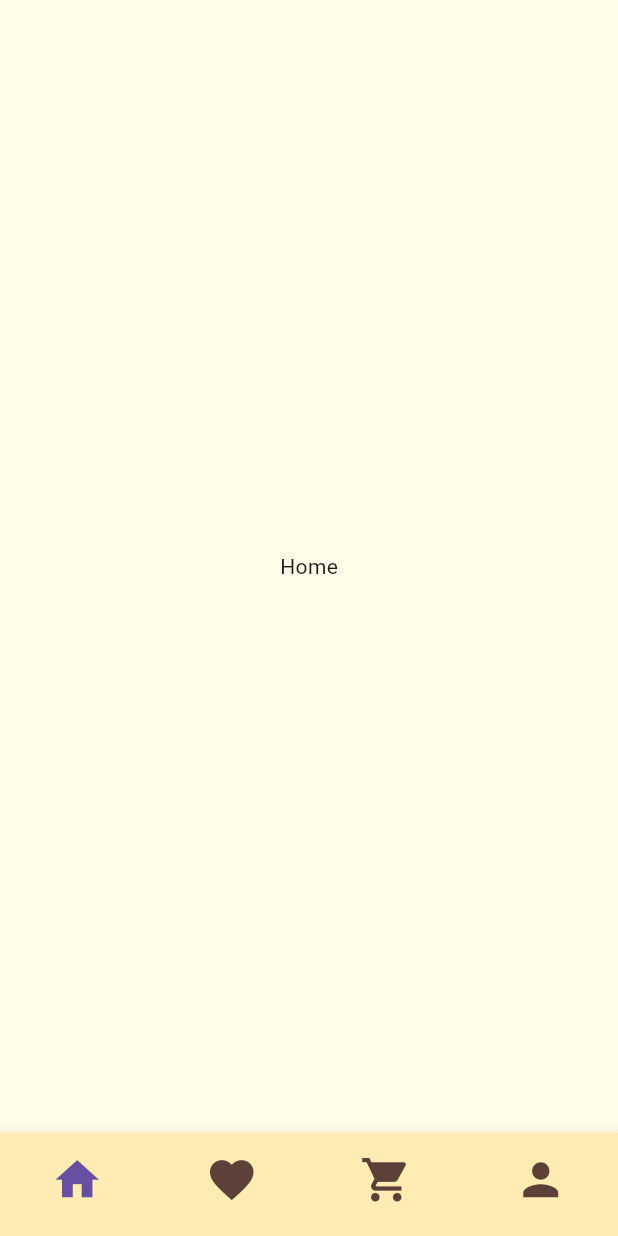
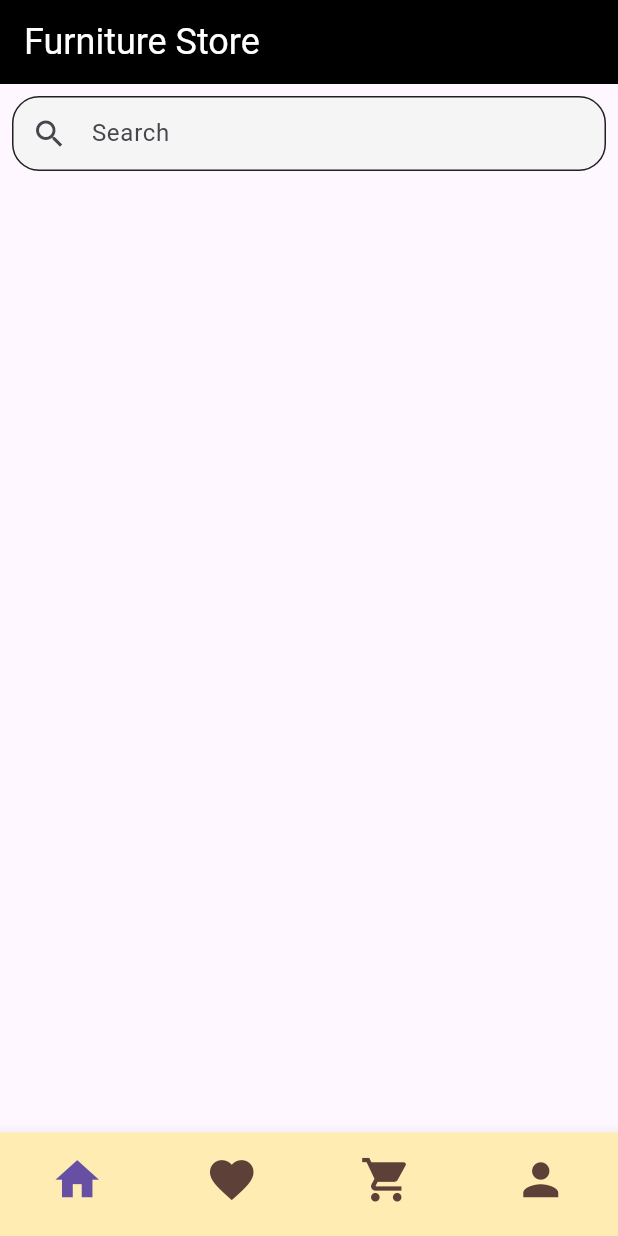
Before and after one commit to Haru-143/Augmented-Reality-App, a Flutter app: the screen it shows after launch, on a phone screen of 412 x 824 dp. Run offline on Flutter 3.47's test engine with Material 3 defaults, Android fonts, the phone set to English and light mode, and no system bars.

Commit message:
add app bar and text field

```diff
--- a/lib/main.dart
+++ b/lib/main.dart
@@ -11,6 +11,7 @@ class MyApp extends StatelessWidget {
   @override
   Widget build(BuildContext context) {
     return MaterialApp(
+      debugShowCheckedModeBanner: false,
       home: HomePage(),
     );
   }
--- a/lib/pages/home_page_content.dart
+++ b/lib/pages/home_page_content.dart
@@ -5,8 +5,44 @@ class HomePageContent extends StatelessWidget {
 
   @override
   Widget build(BuildContext context) {
-    return Center(
-      child: Text('Home'),
+    return Scaffold(
+      appBar: AppBar(
+        backgroundColor: Colors.black,
+        title: Text(
+          'Furniture Store',
+          style: TextStyle(
+            fontSize: 24,
+            color: Colors.white,
+          ),
+        ),
+      ),
+      body: SingleChildScrollView(
+        child: Column(
+          crossAxisAlignment: CrossAxisAlignment.start,
+          children: [
+            // Search bar
+            Padding(
+              padding: const EdgeInsets.all(8.0),
+              child: Container(
+                decoration: BoxDecoration(
+                  color:Colors.grey[100],
+                  border: Border.all(color: Colors.grey[900]!),
+                  borderRadius: BorderRadius.circular(18),
+                ),
+                child: TextField(
+                  decoration: InputDecoration(
+                    hintText: 'Search',
+                    prefixIcon: Icon(Icons.search),
+                    contentPadding: const EdgeInsets.symmetric(horizontal: 16),
+                    border: InputBorder.none,
+                  ),
+                  textAlignVertical: TextAlignVertical.center,
+                ),
+              ),
+            )
+          ],
+        ),
+      ),
     );
   }
 }
```
